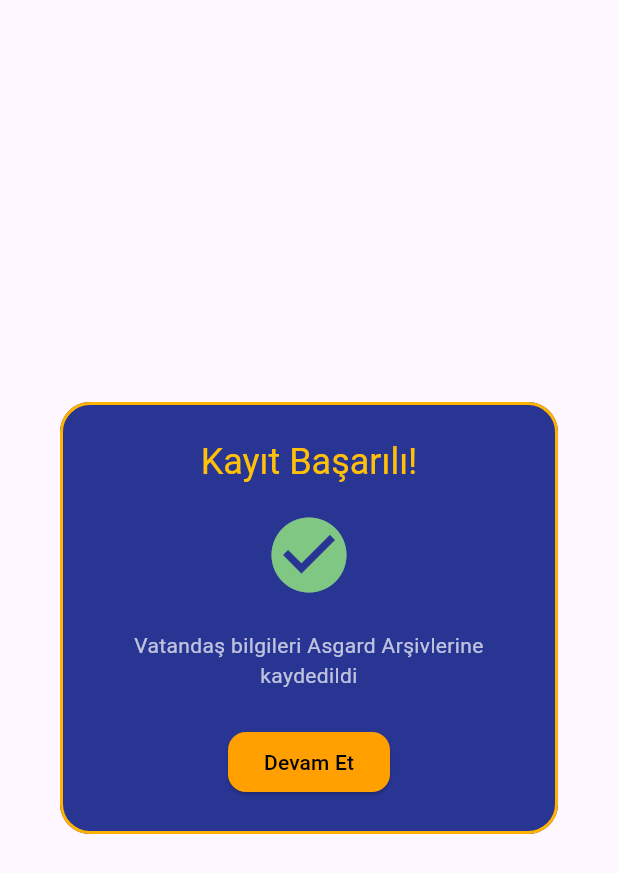
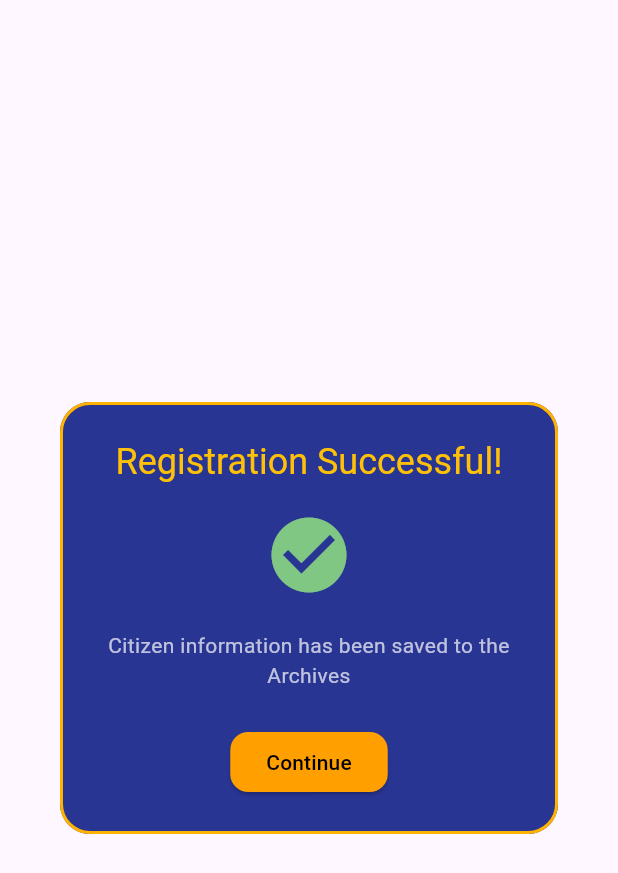
Before and after one commit to iremyasar01/NeonAcademy, a Flutter app: the SuccessDialog widget shown alone on an empty page, opened directly, on a phone screen of 412 x 824 dp. Shown: the top 873 px of the screen. Run offline on Flutter 3.47's test engine with Material 3 defaults, Android fonts, the phone set to English and light mode, and no system bars; our stand-ins replace audioplayers, cached_network_image, cloud_firestore, dio, firebase_auth, firebase_core and 11 more; missing offline and left inert: notification_center; accounts and stored records are empty.

```diff
--- a/myneonacademyapp/lib/widgets/SQlite/success_dialog.dart
+++ b/myneonacademyapp/lib/widgets/SQlite/success_dialog.dart
@@ -12,7 +12,7 @@ class SuccessDialog extends StatelessWidget {
         side: BorderSide(color: Colors.amber.shade600, width: 2),
       ),
       title: const Text(
-        'Kayıt Başarılı!',
+        'Registration Successful!',
         style: TextStyle(color: Colors.amber),
         textAlign: TextAlign.center,
       ),
@@ -22,7 +22,7 @@ class SuccessDialog extends StatelessWidget {
           Icon(Icons.check_circle, color: Colors.green[300], size: 60),
           const SizedBox(height: 20),
           const Text(
-            'Vatandaş bilgileri Asgard Arşivlerine kaydedildi',
+            "Citizen information has been saved to the Archives",
             textAlign: TextAlign.center,
             style: TextStyle(color: Colors.white70),
           ),
@@ -37,7 +37,7 @@ class SuccessDialog extends StatelessWidget {
                 borderRadius: BorderRadius.circular(12),
               ),
             ),
-            child: const Text('Devam Et', style: TextStyle(color: Colors.black)),
+            child: const Text('Continue', style: TextStyle(color: Colors.black)),
             onPressed: () => Navigator.pop(context),
           ),
         ),
```
